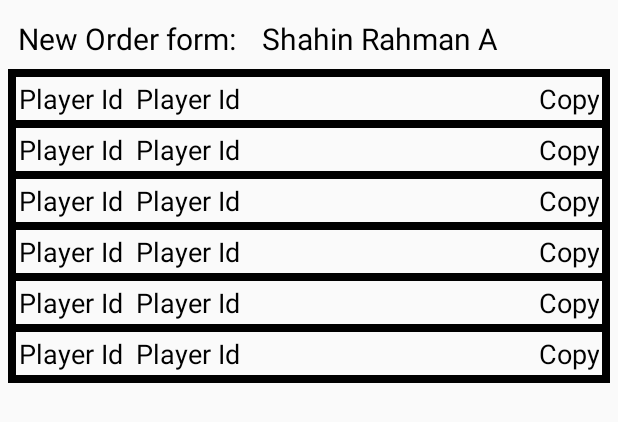
After one commit to shahin015/ff-admin-app, an Android app: the layout item_final.xml on its own in the app's theme, with its tools: preview values and no code run, on a phone screen of 412 x 824 dp. The commit adds this screen. Shown: the top 422 px of the screen. Run offline under Robolectric (Android 15) with nearby library versions, the phone set to English and light mode, and no system bars.

Commit message:
extra desinge

```diff
--- a/app/src/main/java/com/movies/toupadmin/MainActivity.java
+++ b/app/src/main/java/com/movies/toupadmin/MainActivity.java
@@ -71,6 +71,7 @@ public class MainActivity extends AppCompatActivity {
                 if (Pname.isEmpty()||Taka.isEmpty()||Maindaimond.isEmpty()||Bonas.isEmpty()||TotalDaimond.isEmpty()){
 
                     Toast.makeText(MainActivity.this, "Fill All Box", Toast.LENGTH_SHORT).show();
+                    return;
                 }
                 progressDialog.setMessage("Saving Data ");
                 progressDialog.show();
--- /dev/null
+++ b/app/src/main/res/layout/item_final.xml
@@ -0,0 +1,456 @@
+<?xml version="1.0" encoding="utf-8"?>
+<RelativeLayout xmlns:android="http://schemas.android.com/apk/res/android"
+    android:layout_width="match_parent"
+    android:layout_margin="5dp"
+    android:layout_height="250dp">
+
+    <LinearLayout
+        android:layout_width="match_parent"
+        android:layout_height="wrap_content"
+        android:layout_alignParentTop="true"
+        android:orientation="horizontal"
+        android:weightSum="5"
+        android:id="@+id/lay1"
+        >
+
+        <TextView
+            android:layout_width="0dp"
+            android:layout_weight="2"
+            android:layout_height="fill_parent"
+            android:text="New Order form:"
+
+            android:textColor="@color/black"
+            android:textSize="20sp"
+            android:gravity="start"
+            android:layout_margin="5dp"
+           android:padding="1dp"
+            />
+
+        <TextView
+            android:layout_width="0dp"
+            android:layout_weight="3"
+            android:layout_height="fill_parent"
+            android:text="Shahin Rahman Akash"
+            android:textColor="@color/black"
+            android:textSize="20sp"
+            android:maxLength="15"
+            android:ellipsize="end"
+            android:padding="1dp"
+            android:gravity="start"
+            android:layout_margin="5dp"
+            android:id="@+id/tex"
+            />
+
+
+    </LinearLayout>
+
+
+    <View
+
+        android:layout_width="match_parent"
+        android:layout_height="5dp"
+        android:background="@color/black"
+        android:layout_below="@id/lay1"
+        />
+
+    <LinearLayout
+        android:layout_below="@id/lay1"
+        android:layout_width="match_parent"
+        android:layout_height="wrap_content"
+        android:orientation="horizontal"
+        android:id="@+id/lay2"
+
+        >
+        <View
+            android:layout_width="5dp"
+            android:layout_height="wrap_content"
+            android:layout_gravity="start"
+            android:background="@color/black"
+            />
+        <RelativeLayout
+            android:layout_width="match_parent"
+            android:layout_height="wrap_content"
+            >
+            <View
+                android:layout_width="5dp"
+                android:layout_height="wrap_content"
+                android:layout_alignParentEnd="true"
+                android:background="@color/black"
+                />
+
+
+                <View
+                    android:layout_width="match_parent"
+                    android:layout_height="5dp"
+                    android:layout_alignParentBottom="true"
+                    android:background="@color/black"
+                    />
+
+
+        </RelativeLayout>
+       <LinearLayout
+           android:layout_width="match_parent"
+           android:layout_height="wrap_content"
+           android:orientation="vertical"
+           >
+
+
+
+
+       </LinearLayout>
+
+
+
+
+
+
+    </LinearLayout>
+    <LinearLayout
+        android:layout_width="match_parent"
+        android:layout_height="wrap_content"
+        android:orientation="vertical"
+        android:layout_margin="5dp"
+        android:layout_marginTop="5dp"
+        android:layout_below="@id/lay1"
+        >
+       <LinearLayout
+           android:layout_width="match_parent"
+           android:layout_height="wrap_content"
+           android:orientation="horizontal"
+           android:layout_weight="5"
+
+           >
+           <TextView
+               android:layout_width="0dp"
+               android:layout_height="wrap_content"
+               android:layout_weight="1"
+               android:text="Player Id "
+               android:textColor="@color/black"
+               android:textSize="18dp"
+               android:padding="2dp"
+
+               />
+           <TextView
+               android:layout_width="0dp"
+               android:layout_height="wrap_content"
+               android:layout_weight="3"
+               android:text="Player Id "
+               android:textColor="@color/black"
+               android:textSize="18dp"
+               android:padding="2dp"
+
+               />
+           <TextView
+               android:layout_width="0dp"
+               android:layout_height="wrap_content"
+               android:layout_weight="1"
+               android:text="Copy"
+               android:gravity="end"
+               android:textColor="@color/black"
+               android:textSize="18dp"
+               android:padding="2dp"
+
+               />
+
+
+
+       </LinearLayout>
+
+        <LinearLayout
+            android:layout_width="match_parent"
+            android:layout_height="wrap_content"
+            android:orientation="horizontal"
+            >
+
+            <View
+                android:layout_width="match_parent"
+                android:layout_height="5dp"
+                android:background="@color/black"
+                />
+
+        </LinearLayout>
+
+        <LinearLayout
+            android:layout_width="match_parent"
+            android:layout_height="wrap_content"
+            android:orientation="horizontal"
+            android:layout_weight="5"
+
+            >
+            <TextView
+                android:layout_width="0dp"
+                android:layout_height="wrap_content"
+                android:layout_weight="1"
+                android:text="Player Id "
+                android:textColor="@color/black"
+                android:textSize="18dp"
+                android:padding="2dp"
+
+                />
+            <TextView
+                android:layout_width="0dp"
+                android:layout_height="wrap_content"
+                android:layout_weight="3"
+                android:text="Player Id "
+                android:textColor="@color/black"
+                android:textSize="18dp"
+                android:padding="2dp"
+
+                />
+            <TextView
+                android:layout_width="0dp"
+                android:layout_height="wrap_content"
+                android:layout_weight="1"
+                android:text="Copy"
+                android:gravity="end"
+                android:textColor="@color/black"
+                android:textSize="18dp"
+                android:padding="2dp"
+
+                />
+
+
+
+        </LinearLayout>
+
+        <LinearLayout
+            android:layout_width="match_parent"
+            android:layout_height="wrap_content"
+            android:orientation="horizontal"
+            >
+
+            <View
+                android:layout_width="match_parent"
+                android:layout_height="5dp"
+                android:background="@color/black"
+                />
+
+        </LinearLayout>
+
+
+        <LinearLayout
+            android:layout_width="match_parent"
+            android:layout_height="wrap_content"
+            android:orientation="horizontal"
+            android:layout_weight="5"
+
+            >
+            <TextView
+                android:layout_width="0dp"
+                android:layout_height="wrap_content"
+                android:layout_weight="1"
+                android:text="Player Id "
+                android:textColor="@color/black"
+                android:textSize="18dp"
+                android:padding="2dp"
+
+                />
+            <TextView
+                android:layout_width="0dp"
+                android:layout_height="wrap_content"
+                android:layout_weight="3"
+                android:text="Player Id "
+                android:textColor="@color/black"
+                android:textSize="18dp"
+                android:padding="2dp"
+
+                />
+            <TextView
+                android:layout_width="0dp"
+                android:layout_height="wrap_content"
+                android:layout_weight="1"
+                android:text="Copy"
+                android:gravity="end"
+                android:textColor="@color/black"
+                android:textSize="18dp"
+                android:padding="2dp"
+
+                />
+
+
+
+        </LinearLayout>
+
+        <LinearLayout
+            android:layout_width="match_parent"
+            android:layout_height="wrap_content"
+            android:orientation="horizontal"
+            >
+
+            <View
+                android:layout_width="match_parent"
+                android:layout_height="5dp"
+                android:background="@color/black"
+                />
+
+        </LinearLayout>
+
+        <LinearLayout
+            android:layout_width="match_parent"
+            android:layout_height="wrap_content"
+            android:orientation="horizontal"
+            android:layout_weight="5"
+
+            >
+            <TextView
+                android:layout_width="0dp"
+                android:layout_height="wrap_content"
+                android:layout_weight="1"
+                android:text="Player Id "
+                android:textColor="@color/black"
+                android:textSize="18dp"
+                android:padding="2dp"
+
+                />
+            <TextView
+                android:layout_width="0dp"
+                android:layout_height="wrap_content"
+                android:layout_weight="3"
+                android:text="Player Id "
+                android:textColor="@color/black"
+                android:textSize="18dp"
+                android:padding="2dp"
+
+                />
+            <TextView
+                android:layout_width="0dp"
+                android:layout_height="wrap_content"
+                android:layout_weight="1"
+                android:text="Copy"
+                android:gravity="end"
+                android:textColor="@color/black"
+                android:textSize="18dp"
+                android:padding="2dp"
+
+                />
+
+
+
+        </LinearLayout>
+
+        <LinearLayout
+            android:layout_width="match_parent"
+            android:layout_height="wrap_content"
+            android:orientation="horizontal"
+            >
+
+            <View
+                android:layout_width="match_parent"
+                android:layout_height="5dp"
+                android:background="@color/black"
+                />
+
+        </LinearLayout>
+        <LinearLayout
+            android:layout_width="match_parent"
+            android:layout_height="wrap_content"
+            android:orientation="horizontal"
+            android:layout_weight="5"
+
+            >
+            <TextView
+                android:layout_width="0dp"
+                android:layout_height="wrap_content"
+                android:layout_weight="1"
+                android:text="Player Id "
+                android:textColor="@color/black"
+                android:textSize="18dp"
+                android:padding="2dp"
+
+                />
+            <TextView
+                android:layout_width="0dp"
+                android:layout_height="wrap_content"
+                android:layout_weight="3"
+                android:text="Player Id "
+                android:textColor="@color/black"
+                android:textSize="18dp"
+                android:padding="2dp"
+
+                />
+            <TextView
+                android:layout_width="0dp"
+                android:layout_height="wrap_content"
+                android:layout_weight="1"
+                android:text="Copy"
+                android:gravity="end"
+                android:textColor="@color/black"
+                android:textSize="18dp"
+                android:padding="2dp"
+
+                />
+
+
+
+        </LinearLayout>
+
+        <LinearLayout
+            android:layout_width="match_parent"
+            android:layout_height="wrap_content"
+            android:orientation="horizontal"
+            >
+
+            <View
+                android:layout_width="match_parent"
+                android:layout_height="5dp"
+                android:background="@color/black"
+                />
+
+        </LinearLayout>
+        <LinearLayout
+            android:layout_width="match_parent"
+            android:layout_height="wrap_content"
+            android:orientation="horizontal"
+            android:layout_weight="5"
+
+            >
+            <TextView
+                android:layout_width="0dp"
+                android:layout_height="wrap_content"
+                android:layout_weight="1"
+                android:text="Player Id "
+                android:textColor="@color/black"
+                android:textSize="18dp"
+                android:padding="2dp"
+
+                />
+            <TextView
+                android:layout_width="0dp"
+                android:layout_height="wrap_content"
+                android:layout_weight="3"
+                android:text="Player Id "
+                android:textColor="@color/black"
+                android:textSize="18dp"
+                android:padding="2dp"
+
+                />
+            <TextView
+                android:layout_width="0dp"
+                android:layout_height="wrap_content"
+                android:layout_weight="1"
+                android:text="Copy"
+                android:gravity="end"
+                android:textColor="@color/black"
+                android:textSize="18dp"
+                android:padding="2dp"
+
+                />
+
+
+
+        </LinearLayout>
+
+
+
+
+
+
+
+
+    </LinearLayout>
+
+
+
+
+
+</RelativeLayout>
```
